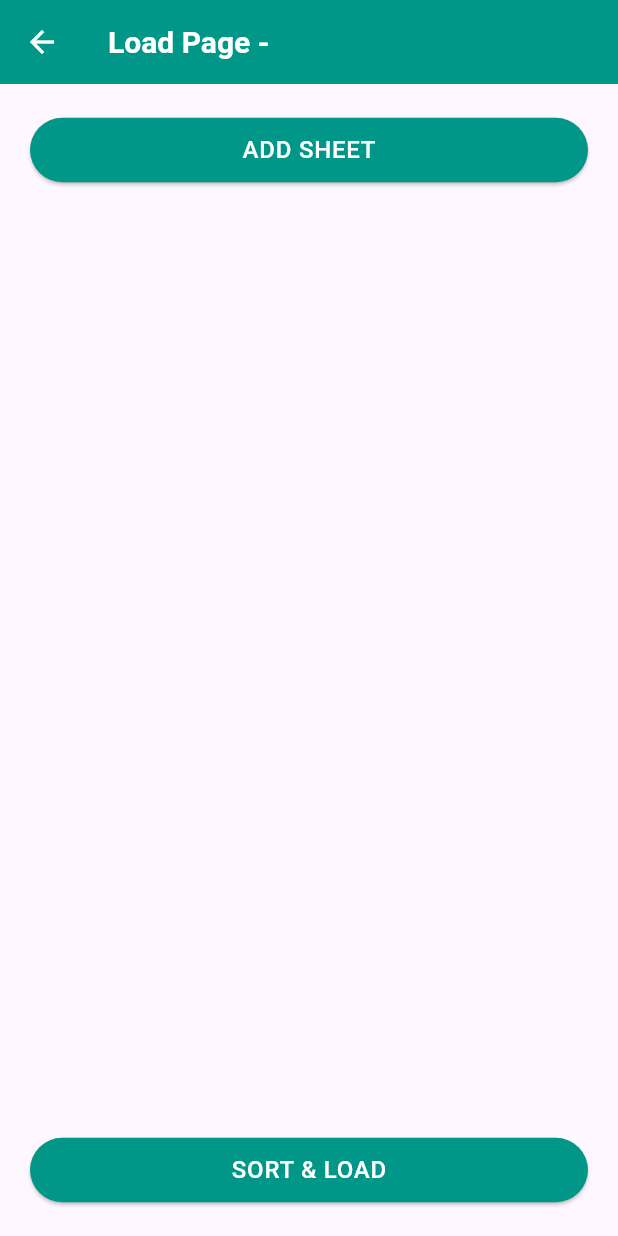
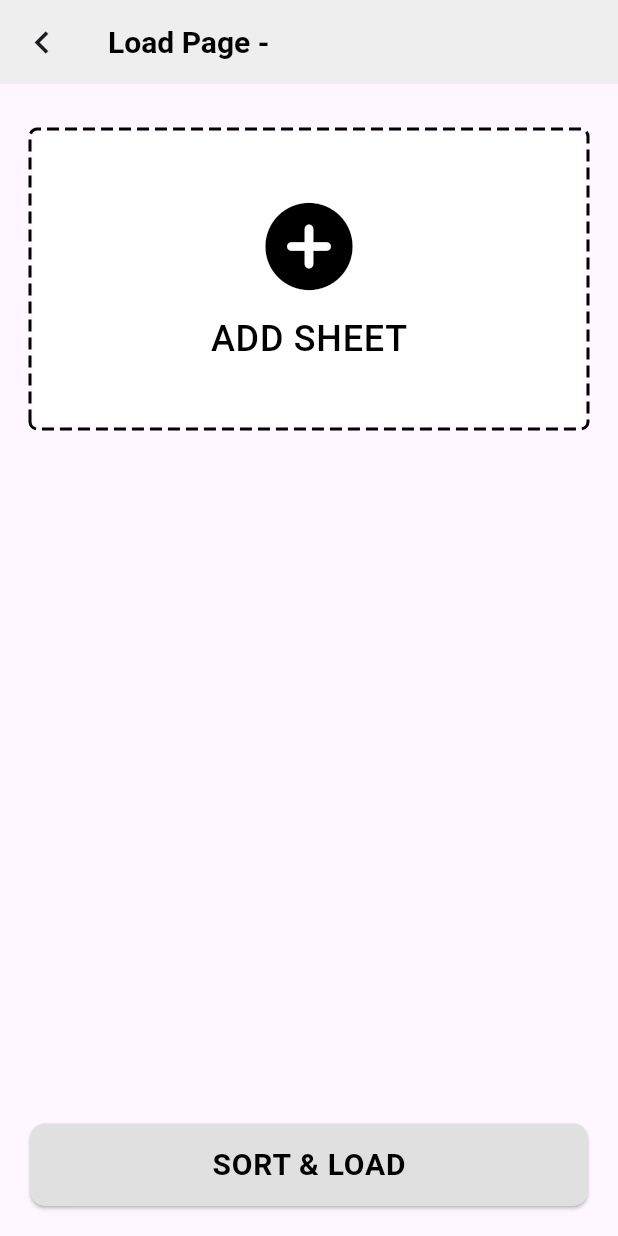
Before and after one commit to anshu0714/CFT-Calculator, a Flutter app: the PartyDetailsPage screen opened directly with empty values, after a tap on "LOAD", on a phone screen of 412 x 824 dp. Run offline on Flutter 3.47's test engine with Material 3 defaults, Android fonts, the phone set to English and light mode, and no system bars; drawn by our look-alikes of dotted_border; our stand-ins replace shared_preferences; missing offline and left inert: expressions, linked_scroll_controller; accounts and stored records are empty.

Commit message:
Updated UI

```diff
--- a/lib/load_page.dart
+++ b/lib/load_page.dart
@@ -1,12 +1,13 @@
 import 'package:cft_calculator/shared_preferences_helper.dart';
 import 'package:cft_calculator/sort_and_load_page.dart';
+import 'package:dotted_border/dotted_border.dart';
 import 'package:flutter/material.dart';
 import 'package:shared_preferences/shared_preferences.dart';
-import 'dart:convert'; // For encoding and decoding JSON
+import 'dart:convert';
 import 'customtable.dart';
 
 class LoadPage extends StatefulWidget {
-  final String partyName; // Party name to differentiate the data
+  final String partyName;
 
   const LoadPage({super.key, required this.partyName});
 
@@ -18,28 +19,26 @@ class LoadPageState extends State<LoadPage> {
   // List to store dynamically added sheets
   List<Widget> sheets = [];
   List<String> categories = ["Patia", "Pava", "Create a New Category"];
-  List<String> woodTypes = ["Kikar", "Sheesham", "Babool"]; // Wood types
+  List<String> woodTypes = ["Kikar", "Sheesham", "Babool"];
 
   @override
   void initState() {
     super.initState();
-    _loadSheets(); // Load saved sheets when the page is initialized
+    _loadSheets();
   }
 
   // Load sheets from SharedPreferences using the party name as a key
   Future<void> _loadSheets() async {
     final prefs = await SharedPreferences.getInstance();
-    final String? savedSheets =
-        prefs.getString(widget.partyName); // Use partyName as key
+    final String? savedSheets = prefs.getString(widget.partyName);
     if (savedSheets != null) {
-      // Decode the saved JSON data into a list of sheet data
       List<dynamic> sheetList = json.decode(savedSheets);
       setState(() {
         sheets = sheetList.map((sheetData) {
           return CustomTable(
             tableThickness: sheetData['thickness'],
             categoryName: sheetData['category'],
-            woodType: sheetData['woodType'], // Add wood type
+            woodType: sheetData['woodType'],
             partyName: widget.partyName,
           );
         }).toList();
@@ -50,16 +49,13 @@ class LoadPageState extends State<LoadPage> {
   void _removeSheet(int index) async {
     final CustomTable sheet = sheets[index] as CustomTable;
     final String tableKey =
-        "${widget.partyName}_${sheet.categoryName}_${sheet.tableThickness}";
+        "${sheet.tableThickness}_${sheet.categoryName}_${sheet.woodType}_${widget.partyName}";
 
     setState(() {
       sheets.removeAt(index);
     });
 
-    // Clear the associated table data from SharedPreferences
     await SharedPreferencesHelper.clearTableData(tableKey);
-
-    // Remove the table key from the list of table keys
     await SharedPreferencesHelper.removeTableKey(tableKey);
 
     // Save the updated list of sheets
@@ -73,13 +69,42 @@ class LoadPageState extends State<LoadPage> {
       return {
         'thickness': (sheet as CustomTable).tableThickness,
         'category': (sheet).categoryName,
-        'woodType': (sheet).woodType, // Save wood type
+        'woodType': (sheet).woodType,
       };
     }).toList();
 
     String encodedSheets = json.encode(sheetData);
-    await prefs.setString(widget.partyName,
-        encodedSheets); // Save data with the party name as the key
+    await prefs.setString(widget.partyName, encodedSheets);
+  }
+
+  void _showDeleteConfirmationDialog(int index) {
+    showDialog(
+      context: context,
+      builder: (context) {
+        return AlertDialog(
+          title: Text("Confirm Deletion"),
+          content: Text("Are you sure you want to delete this sheet?"),
+          actions: [
+            TextButton(
+              onPressed: () {
+                Navigator.pop(context);
+              },
+              child: Text(
+                "Cancel",
+                style: TextStyle(color: Colors.black),
+              ),
+            ),
+            TextButton(
+              onPressed: () {
+                Navigator.pop(context);
+                _removeSheet(index);
+              },
+              child: Text("Delete", style: TextStyle(color: Colors.red)),
+            ),
+          ],
+        );
+      },
+    );
   }
 
   @override
@@ -87,8 +112,15 @@ class LoadPageState extends State<LoadPage> {
     return Scaffold(
       appBar: AppBar(
         title: Text("Load Page - ${widget.partyName}"),
-        backgroundColor: Colors.teal,
-        foregroundColor: Colors.white,
+        leading: IconButton(
+          icon: Icon(
+            Icons.chevron_left,
+            size: 30,
+          ),
+          onPressed: () {
+            Navigator.pop(context);
+          },
+        ),
       ),
       body: Stack(
         children: [
@@ -97,33 +129,24 @@ class LoadPageState extends State<LoadPage> {
               Expanded(
                 child: ListView.builder(
                   padding: EdgeInsets.all(20),
-                  itemCount:
-                      sheets.length + 1, // Add one for the "Add Sheet" button
+                  itemCount: sheets.length + 1,
                   itemBuilder: (context, index) {
                     if (index < sheets.length) {
                       return Padding(
                         padding: const EdgeInsets.only(bottom: 20.0),
+                        child: Container(
+                          decoration: BoxDecoration(
+                            color: Color.fromARGB(255, 61, 61, 61),
+                            border: Border.all(
+                                color: const Color.fromARGB(255, 61, 61, 61),
+                                width: 2),
+                            borderRadius: BorderRadius.circular(5),
+                          ),
                           child: Column(
                             crossAxisAlignment: CrossAxisAlignment.start,
                             children: [
-                            Row(
-                              mainAxisAlignment: MainAxisAlignment.spaceBetween,
-                              children: [
-                                Text(
-                                  "Sheet ${index + 1}",
-                                  style: TextStyle(fontWeight: FontWeight.bold),
-                                ),
-                                IconButton(
-                                  icon: Icon(Icons.delete, color: Colors.red),
-                                  onPressed: () {
-                                    _removeSheet(index); // Remove sheet
-                                  },
-                                ),
-                              ],
-                            ),
                               GestureDetector(
                                 onTap: () {
-                                // Navigate to the full sheet view by accessing the sheet directly
                                   Navigator.push(
                                     context,
                                     MaterialPageRoute(
@@ -135,83 +158,140 @@ class LoadPageState extends State<LoadPage> {
                                             (sheets[index] as CustomTable)
                                                 .categoryName,
                                         woodType: (sheets[index] as CustomTable)
-                                          .woodType, // Pass wood type
+                                            .woodType,
                                         partyName: widget.partyName,
                                       ),
                                     ),
                                   ).then((_) {
                                     // Trigger a rebuild when returning from CustomTable
                                     setState(() {
-                                    _loadSheets(); // Reload sheets after edit
+                                      _loadSheets();
                                     });
                                   });
                                 },
                                 child: Container(
+                                  margin: EdgeInsets.fromLTRB(0, 0, 0, 0),
+                                  clipBehavior: Clip.hardEdge,
+                                  height: 200,
+                                  decoration: BoxDecoration(
+                                    border: Border.all(
+                                        color: Colors.grey, width: 0),
+                                    borderRadius: BorderRadius.only(
+                                        topLeft: Radius.circular(5),
+                                        topRight: Radius.circular(5)),
+                                  ),
+                                  child: sheets[index],
+                                ),
+                              ),
+                              SizedBox(height: 10),
+                              Row(
+                                mainAxisAlignment:
+                                    MainAxisAlignment.spaceBetween,
+                                children: [
+                                  Padding(
+                                    padding: const EdgeInsets.only(left: 10),
+                                    child: Text(
+                                      "Sheet ${index + 1}",
+                                      style: TextStyle(
+                                          fontWeight: FontWeight.bold,
+                                          color: Colors.white),
+                                    ),
+                                  ),
+                                  IconButton(
+                                    icon: Icon(
+                                      Icons.delete,
+                                      color: Colors.red,
+                                    ),
+                                    onPressed: () {
+                                      _showDeleteConfirmationDialog(index);
+                                    },
+                                  ),
+                                ],
+                              ),
+                            ],
+                          ),
+                        ),
+                      );
+                    } else {
+                      return Container(
                         margin: EdgeInsets.fromLTRB(0, 10, 0, 0),
-                                clipBehavior: Clip.hardEdge,
-                                height: 250,
-                                decoration: BoxDecoration(
-                                  border:
-                                      Border.all(color: Colors.grey, width: 2),
+                        height: 200,
+                        width: MediaQuery.of(context).size.width,
+                        child: DottedBorder(
+                          borderType: BorderType.RRect,
+                          strokeWidth: 2,
+                          dashPattern: [8, 4],
+                          radius: Radius.circular(5),
+                          child: ClipRRect(
                             borderRadius: BorderRadius.circular(5),
+                            child: Container(
+                              width: double.infinity,
+                              color: Colors.white,
+                              child: TextButton(
+                                onPressed: () {
+                                  _showAddSheetDialog();
+                                },
+                                style: TextButton.styleFrom(
+                                  backgroundColor: Colors.white,
+                                  elevation: 0,
+                                  padding: EdgeInsets.symmetric(vertical: 20),
                                 ),
-                                child: sheets[index], // Non-editable preview
+                                child: Column(
+                                  mainAxisAlignment: MainAxisAlignment.center,
+                                  crossAxisAlignment: CrossAxisAlignment.center,
+                                  children: [
+                                    Icon(
+                                      Icons.add_circle_rounded,
+                                      color: Colors.black,
+                                      size: 70,
+                                    ),
+                                    const SizedBox(height: 10),
+                                    Text(
+                                      "Add Sheet".toUpperCase(),
+                                      style: TextStyle(
+                                        color: Colors.black,
+                                        fontSize: 24,
+                                        letterSpacing: 0.5,
                                       ),
                                     ),
                                   ],
                                 ),
-                      );
-                    } else {
-                      return ElevatedButton(
-                        onPressed: () {
-                          _showAddSheetDialog();
-                        },
-                        style: ElevatedButton.styleFrom(
-                          backgroundColor: Colors.teal,
-                          padding: EdgeInsets.symmetric(vertical: 10),
                               ),
-                        child: Text(
-                          "Add Sheet".toUpperCase(),
-                          style: TextStyle(
-                              color: Colors.white,
-                              fontSize: 16,
-                              letterSpacing: 0.5),
+                            ),
+                          ),
                         ),
                       );
                     }
                   },
                 ),
               ),
-              SizedBox(height: 80), // To ensure space for the bottom button
+              SizedBox(height: 80),
             ],
           ),
           Positioned(
             bottom: 20,
             left: 20,
             right: 20,
+            child: SizedBox(
+              height: 55,
               child: ElevatedButton(
                 onPressed: () {
-                // Check if there are any sheets in the list
                   if (sheets.isNotEmpty) {
-                  // Merge data from all sheets into a single list
                     List<Map<String, String>> mergedSheetData =
                         sheets.map((sheet) {
                       return {
                         'thickness': (sheet as CustomTable).tableThickness,
                         'category': (sheet).categoryName,
                         'woodType': (sheet).woodType,
-                      'partyName':
-                          widget.partyName, // Add the party name if needed
+                        'partyName': widget.partyName,
                       };
                     }).toList();
 
-                  // Pass the merged data to SortAndLoadPage
                     Navigator.push(
                       context,
                       MaterialPageRoute(
                         builder: (context) => SortAndLoadPage(
-                        mergedSheetData:
-                            mergedSheetData, // Pass the merged data
+                          mergedSheetData: mergedSheetData,
                         ),
                       ),
                     ).then((_) {
@@ -221,19 +301,25 @@ class LoadPageState extends State<LoadPage> {
                       });
                     });
                   } else {
-                  // Optionally show a message if there are no sheets added
                     ScaffoldMessenger.of(context).showSnackBar(
                       SnackBar(content: Text("Please add a sheet first!")),
                     );
                   }
                 },
                 style: ElevatedButton.styleFrom(
-                backgroundColor: Colors.teal,
+                  backgroundColor: Colors.grey.shade300,
+                  shape: RoundedRectangleBorder(
+                    borderRadius: BorderRadius.circular(10),
+                  ),
                   padding: EdgeInsets.symmetric(vertical: 10),
                 ),
                 child: Text("Sort & Load".toUpperCase(),
                     style: TextStyle(
-                      color: Colors.white, fontSize: 16, letterSpacing: 0.5)),
+                        fontSize: 20,
+                        letterSpacing: 0.5,
+                        color: Colors.black,
+                        fontWeight: FontWeight.bold)),
+              ),
             ),
           ),
         ],
@@ -244,7 +330,7 @@ class LoadPageState extends State<LoadPage> {
   // Dialog for adding a new sheet
   void _showAddSheetDialog() {
     String? selectedCategory;
-    String? selectedWoodType; // For the selected wood type
+    String? selectedWoodType;
     TextEditingController thicknessController = TextEditingController();
     TextEditingController newCategoryController = TextEditingController();
     bool showNewCategoryField = false;
@@ -311,7 +397,7 @@ class LoadPageState extends State<LoadPage> {
                   },
                   child: Text(
                     "Cancel",
-                    style: TextStyle(color: Colors.teal),
+                    style: TextStyle(color: Colors.red),
                   ),
                 ),
                 TextButton(
@@ -336,14 +422,12 @@ class LoadPageState extends State<LoadPage> {
                         sheets.add(CustomTable(
                           tableThickness: thicknessController.text,
                           categoryName: selectedCategory!,
-                          woodType: selectedWoodType!, // Add wood type
+                          woodType: selectedWoodType!,
                           partyName: widget.partyName,
                         ));
                       });
 
-                      _saveSheets(); // Save the updated list of sheets
-
-                      // Close the dialog after adding the sheet
+                      _saveSheets();
                       Navigator.pop(context);
                     } else {
                       ScaffoldMessenger.of(context).showSnackBar(
@@ -357,7 +441,7 @@ class LoadPageState extends State<LoadPage> {
                   },
                   child: Text(
                     "Add",
-                    style: TextStyle(color: Colors.teal),
+                    style: TextStyle(color: Colors.black),
                   ),
                 ),
               ],
--- a/lib/main.dart
+++ b/lib/main.dart
@@ -16,9 +16,9 @@ class MyApp extends StatelessWidget {
       theme: ThemeData(
         primarySwatch: Colors.teal,
         appBarTheme: AppBarTheme(
-          color: Colors.teal,
+          color: Colors.grey.shade200,
           titleTextStyle: TextStyle(
-            color: Colors.white,
+            color: Colors.black,
             fontSize: 20,
             fontWeight: FontWeight.bold,
           ),
--- a/lib/party_details_page.dart
+++ b/lib/party_details_page.dart
@@ -16,9 +16,8 @@ class PartyDetailsPage extends StatelessWidget {
     final Uri callUri = Uri(scheme: 'tel', path: number);
     if (await canLaunchUrl(callUri)) {
       await launchUrl(callUri);
-      _saveCallDetails(number); // Save the number after making the call
+      _saveCallDetails(number);
     } else {
-      // ignore: avoid_print
       print('Could not launch $callUri');
     }
   }
@@ -37,42 +36,46 @@ class PartyDetailsPage extends StatelessWidget {
 
   @override
   Widget build(BuildContext context) {
-    // Check and format the email
-    final String displayedEmail = party.email == "No email address provided"
-        ? party.email
-        : party.email.toLowerCase();
-
     return Scaffold(
       appBar: AppBar(
-        backgroundColor: Colors.teal,
         title: Row(
           children: [
             CircleAvatar(
-              backgroundColor: Colors.grey.shade200,
-              child: Icon(Icons.person, color: Colors.teal),
+              radius: 20,
+              backgroundColor: Colors.grey.shade300,
+              child: Icon(
+                Icons.person,
+                color: Colors.grey.shade800,
+              ),
             ),
             SizedBox(width: 10),
             Column(
-              crossAxisAlignment: CrossAxisAlignment.start,
-              mainAxisAlignment: MainAxisAlignment.center,
               children: [
                 Text(
-                  party.name.toUpperCase(),
-                  style: TextStyle(color: Colors.white, fontSize: 16),
-                ),
-                Text(
-                  displayedEmail, // Display the formatted email
-                  style: TextStyle(color: Colors.white, fontSize: 14),
+                  party.name
+                      .split(' ')
+                      .map((word) => word.isNotEmpty
+                          ? '${word[0].toUpperCase()}${word.substring(1).toLowerCase()}'
+                          : '')
+                      .join(' '),
+                  style: TextStyle(fontSize: 16),
                 ),
               ],
             ),
           ],
         ),
-        iconTheme:
-            IconThemeData(color: Colors.white), // Makes the back arrow white
+        leading: IconButton(
+          icon: Icon(
+            Icons.chevron_left,
+            size: 30,
+          ),
+          onPressed: () {
+            Navigator.pop(context);
+          },
+        ),
         actions: [
           IconButton(
-            icon: Icon(Icons.phone, color: Colors.white),
+            icon: Icon(Icons.phone_outlined),
             onPressed: () => _makeCall(party.number),
           ),
         ],
@@ -86,54 +89,59 @@ class PartyDetailsPage extends StatelessWidget {
               mainAxisAlignment: MainAxisAlignment.spaceBetween,
               children: [
                 Expanded(
+                  child: SizedBox(
+                    height: 70,
                     child: ElevatedButton(
                       onPressed: () {
                         Navigator.push(
                           context,
                           MaterialPageRoute(
                             builder: (context) => LoadPage(
-                            partyName: party.name, // New page for table preview
+                              partyName: party.name,
                             ),
                           ),
                         );
                       },
                       style: ElevatedButton.styleFrom(
-                      backgroundColor: Colors.teal,
+                        backgroundColor: Colors.brown,
                         shape: RoundedRectangleBorder(
-                        borderRadius: BorderRadius.circular(20),
+                          borderRadius: BorderRadius.circular(10),
                         ),
                       ),
                       child: Text(
                         'LOAD',
                         style: TextStyle(
                           color: Colors.white,
+                          fontSize: 20,
+                        ),
                       ),
                     ),
                   ),
                 ),
                 SizedBox(width: 10),
                 Expanded(
+                  child: SizedBox(
+                    height: 70,
                     child: ElevatedButton(
                       onPressed: () {
-                      // Handle SEND ORDER action for this specific party
                         _sendOrder();
                       },
                       style: ElevatedButton.styleFrom(
-                      backgroundColor: Colors.teal,
+                        backgroundColor: const Color.fromARGB(255, 49, 83, 11),
                         shape: RoundedRectangleBorder(
-                        borderRadius: BorderRadius.circular(20),
+                          borderRadius: BorderRadius.circular(10),
                         ),
                       ),
                       child: Text(
                         'SEND ORDER',
-                      style: TextStyle(color: Colors.white),
+                        style: TextStyle(color: Colors.white, fontSize: 20),
+                      ),
                     ),
                   ),
                 ),
               ],
             ),
           ),
-          // Optionally show last called number from local storage
           FutureBuilder<String?>(
             future: _getLastCalledNumber(),
             builder: (context, snapshot) {
@@ -154,9 +162,8 @@ class PartyDetailsPage extends StatelessWidget {
     );
   }
 
-  // Handle sending the order for the specific party
+  // Handling send order for the specific party
   void _sendOrder() {
-    // You can implement the logic to send the order, specific to the party
     print('Order sent for ${party.name}');
   }
 }
--- a/pubspec.yaml
+++ b/pubspec.yaml
@@ -37,10 +37,9 @@ dependencies:
   provider: ^6.1.2
   linked_scroll_controller: ^0.2.0
   expressions: ^0.2.5+2
-  pdf: ^3.11.1
-  printing: ^5.13.4
   url_launcher: ^6.3.1
   shared_preferences: ^2.3.3
+  dotted_border: ^2.1.0
 
 dev_dependencies:
   flutter_test:
```
Also changed, not shown: lib/add_party_page.dart (+22 -8 lines), lib/bottom_nav_bar.dart (added, +36 -0 lines), lib/customtable.dart (+11 -17 lines), lib/home.dart (+40 -31 lines), lib/shared_preferences_helper.dart (+4 -7 lines), lib/sort_and_load_page.dart (+9 -10 lines), pubspec.lock, 5 other files. Lines whose indentation alone changed are shown as unchanged.
